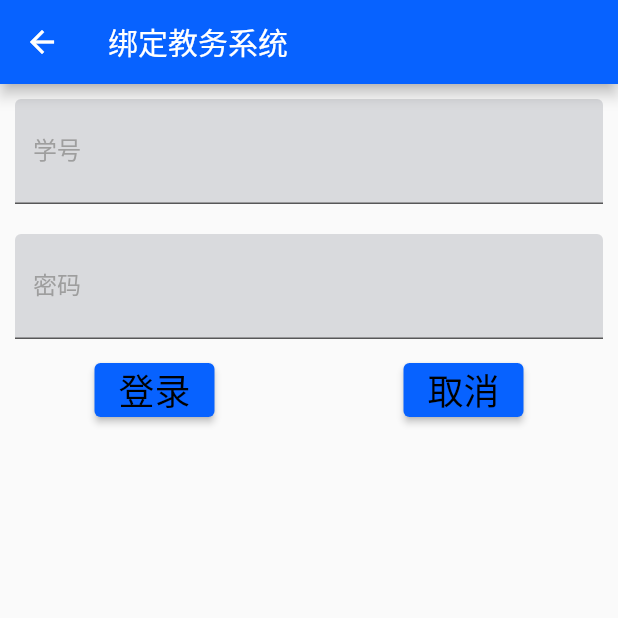
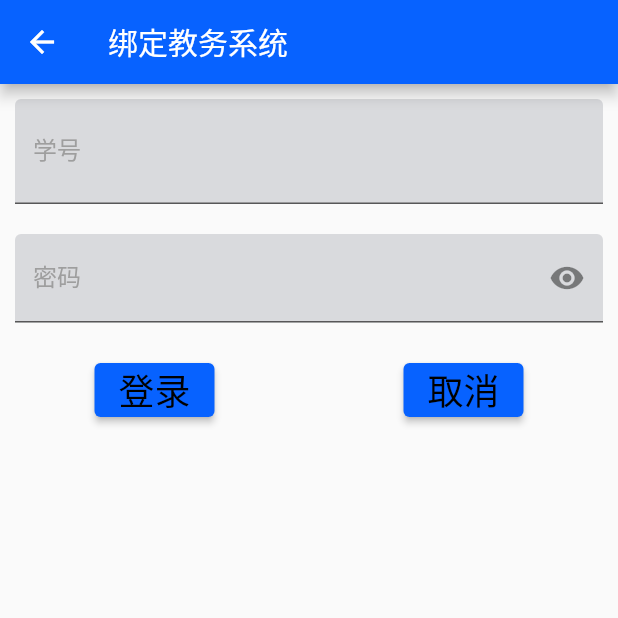
Before and after one commit to jackfiled/post_calendar_android, a Flutter app: the JWGLLoginPage screen opened by its route, on a phone screen of 412 x 824 dp, the top half of it. Run offline on Flutter 3.47's test engine with Material 2 defaults, Android fonts, the phone set to English and light mode, and no system bars; our stand-ins replace flutter_slidable, get, hive, hive_flutter, sqflite; missing offline and left inert: flutter_pickers; accounts and stored records are empty; network calls fail.

Commit message:
添加了更改记录 添加了密码输入框 修复了点击解绑和登录后设置界面绑定状态不变的问题

```diff
--- /dev/null
+++ b/lib/components/password_input_text.dart
@@ -0,0 +1,49 @@
+import 'package:flutter/material.dart';
+import 'package:get/get.dart';
+
+class PasswordInputWidget extends StatelessWidget {
+  final TextEditingController controller;
+  final String title;
+  final _isObscure = true.obs;
+
+  PasswordInputWidget({Key? key, required this.controller, required this.title})
+      : super(key: key);
+
+  @override
+  Widget build(BuildContext context) {
+    return Container(
+        height: 70,
+        margin: const EdgeInsets.all(10),
+        child: Obx(
+              () =>
+              TextField(
+                controller: controller,
+                style: Theme
+                    .of(context)
+                    .textTheme
+                    .bodyText2,
+                maxLines: 1,
+                obscureText: _isObscure.value,
+                decoration: InputDecoration(
+                    labelText: title,
+                    labelStyle: Theme
+                        .of(context)
+                        .textTheme
+                        .bodyText1,
+                    filled: true,
+                    fillColor: Theme
+                        .of(context)
+                        .colorScheme
+                        .primaryContainer,
+                    suffixIcon: IconButton(
+                      icon: Icon(_isObscure.value
+                          ? Icons.visibility
+                          : Icons.visibility_off
+                      ),
+                      onPressed: () => _isObscure.value = !_isObscure.value,
+                    )),
+              ),
+        )
+    );
+  }
+}
--- a/lib/controllers/setting_controller.dart
+++ b/lib/controllers/setting_controller.dart
@@ -57,6 +57,7 @@ class SettingController extends GetxController {
     await box.delete("jw_id");
     await box.delete("jw_password");
 
+    isJWLogin.value = false;
     Get.snackbar("解绑成功", "同教务系统的绑定已解除");
   }
 
--- a/lib/pages/jwgl_login_page.dart
+++ b/lib/pages/jwgl_login_page.dart
@@ -2,6 +2,8 @@ import 'package:flutter/material.dart';
 import 'package:get/get.dart';
 
 import 'package:post_calendar_android/components/text_input_widget.dart';
+import 'package:post_calendar_android/components/password_input_text.dart';
+import 'package:post_calendar_android/controllers/setting_controller.dart';
 import 'package:post_calendar_android/database/hive_provider.dart';
 
 class JWGLLoginPage extends StatefulWidget {
@@ -15,6 +17,7 @@ class _JWGLLoginPageState extends State<JWGLLoginPage> {
   final studentIDController = TextEditingController();
   final passwordController = TextEditingController();
   final box = HiveProvider.getInstance().settingsBox;
+  final settingController = Get.find<SettingController>();
 
   @override
   void dispose() {
@@ -40,7 +43,7 @@ class _JWGLLoginPageState extends State<JWGLLoginPage> {
               controller: studentIDController,
               title: "学号"
           ),
-          TextInputWidget(
+          PasswordInputWidget(
               controller: passwordController,
               title: "密码"
           ),
@@ -71,6 +74,8 @@ class _JWGLLoginPageState extends State<JWGLLoginPage> {
   Future _confirmClicked() async {
     await box.put("jw_id", studentIDController.text);
     await box.put("jw_password", passwordController.text);
+    // 设置登录状态为已登录
+    settingController.isJWLogin.value = true;
     Get.back();
   }
 }
```
Also changed, not shown: 1 other file.
